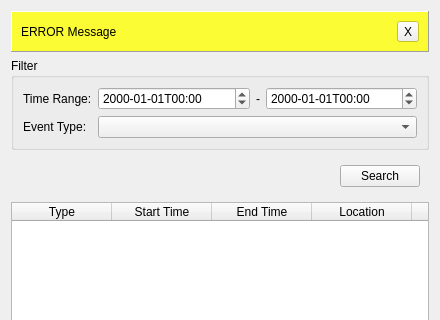
Old version of the form solarviewer/resource/download_event.ui in the repository RobertJaro/solar-viewer; both pictures show x 0 to 440 and y 0 to 320 of the 440 by 733 pixel window.
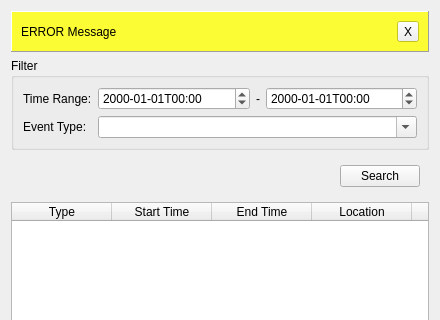
New version of the form.

Commit message: changed HEK combobox to editable

```diff
--- a/solarviewer/resource/download_event.ui
+++ b/solarviewer/resource/download_event.ui
@@ -185,7 +185,11 @@
                             </widget>
                         </item>
                         <item row="1" column="1">
-                            <widget class="QComboBox" name="event_type"/>
+       <widget class="QComboBox" name="event_type">
+        <property name="editable">
+         <bool>true</bool>
+        </property>
+       </widget>
                         </item>
                     </layout>
                 </widget>
```
Lines whose indentation alone changed are shown as unchanged. The commit also changes 3 other files.
